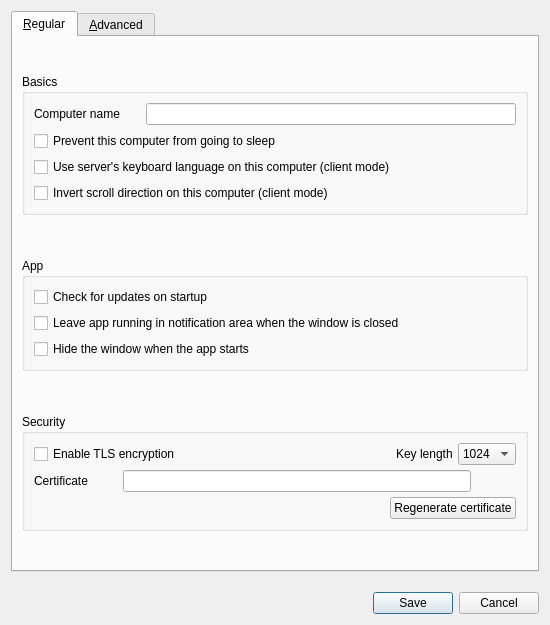
Before: the Qt Designer form src/apps/deskflow-gui/dialogs/SettingsDialog.ui in deskflow/deskflow, drawn with Qt 5.
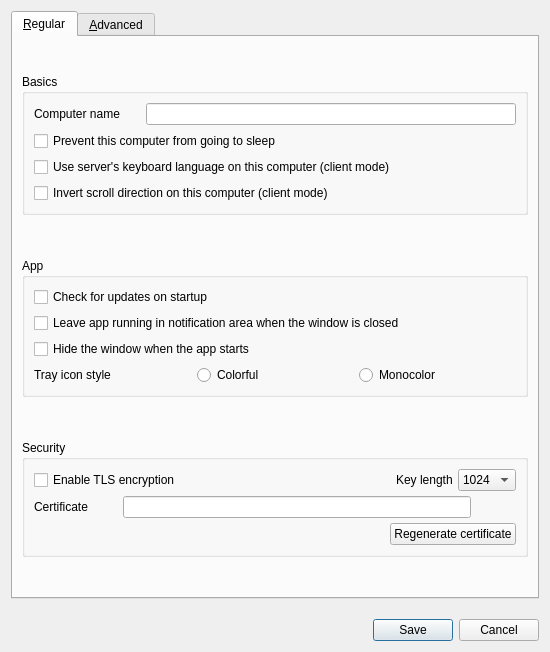
After: the same form once the commit is applied. Icons and pictures are not drawn.

Commit message: feat: Allow users to pick mono color (based on isDarkMode) or colorful icon

What changed in the file:
```diff
--- a/src/apps/deskflow-gui/dialogs/SettingsDialog.ui
+++ b/src/apps/deskflow-gui/dialogs/SettingsDialog.ui
@@ -7,7 +7,7 @@
     <x>0</x>
     <y>0</y>
     <width>550</width>
-    <height>625</height>
+    <height>652</height>
    </rect>
   </property>
   <property name="windowTitle">
@@ -160,6 +160,39 @@
             </property>
            </widget>
           </item>
+          <item>
+           <layout class="QHBoxLayout" name="horizontalLayout_8">
+            <item>
+             <widget class="QLabel" name="label">
+              <property name="text">
+               <string>Tray icon style</string>
+              </property>
+             </widget>
+            </item>
+            <item>
+             <widget class="QRadioButton" name="rb_icon_colorful">
+              <property name="text">
+               <string>Colorful</string>
+              </property>
+              <property name="icon">
+               <iconset resource="../../res/deskflow.qrc">
+                <normaloff>:/icons/128x128/tray.png</normaloff>:/icons/128x128/tray.png</iconset>
+              </property>
+             </widget>
+            </item>
+            <item>
+             <widget class="QRadioButton" name="rb_icon_mono">
+              <property name="text">
+               <string>Monocolor</string>
+              </property>
+              <property name="icon">
+               <iconset resource="../../res/deskflow.qrc">
+                <normaloff>:/icons/128x128/tray-dark.png</normaloff>:/icons/128x128/tray-dark.png</iconset>
+              </property>
+             </widget>
+            </item>
+           </layout>
+          </item>
          </layout>
         </widget>
        </item>
```
Left out of the diff: 4 changed lines with no effect on the pictures. The commit also changes 4 other files.
